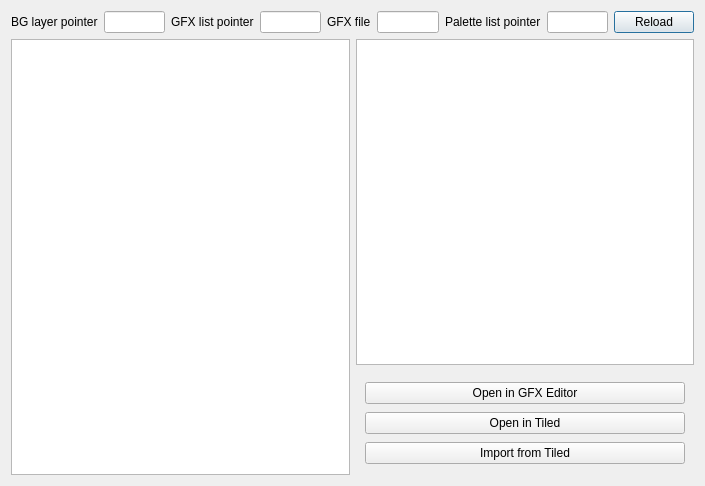
Above: dsvedit/menu_editor.ui from LagoLunatic/DSVEdit before the change. Below: the same form after it.
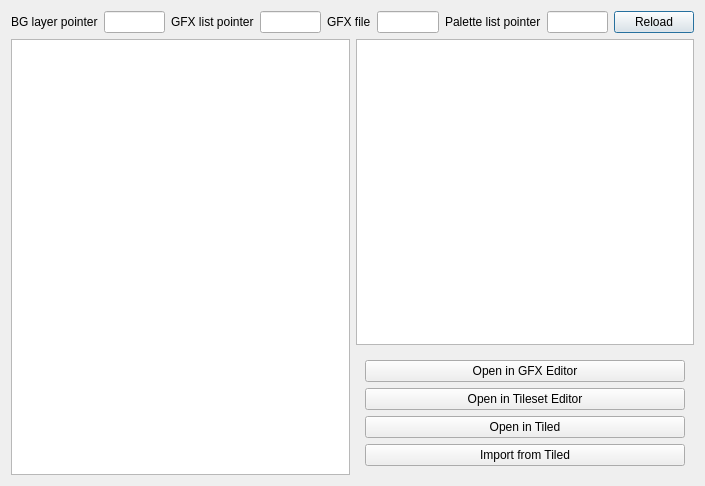
That is the form after the change.

Commit message: Add "Open in Tileset Editor" button to menu editor, refactor tileset editor

```diff
--- a/dsvedit/menu_editor.ui
+++ b/dsvedit/menu_editor.ui
@@ -100,6 +100,13 @@
               </property>
              </widget>
             </item>
+            <item>
+             <widget class="QPushButton" name="open_in_tileset_editor">
+              <property name="text">
+               <string>Open in Tileset Editor</string>
+              </property>
+             </widget>
+            </item>
             <item>
              <widget class="QPushButton" name="tiled_export">
               <property name="text">
```
The commit also changes 5 other files.
